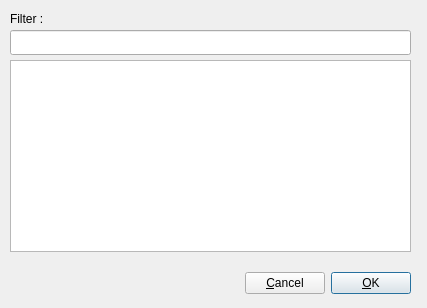
Above: TeacherHelper/src/studentSelectionForm.ui from jeremydumais/TeacherHelper before the change. Below: the same form after it.
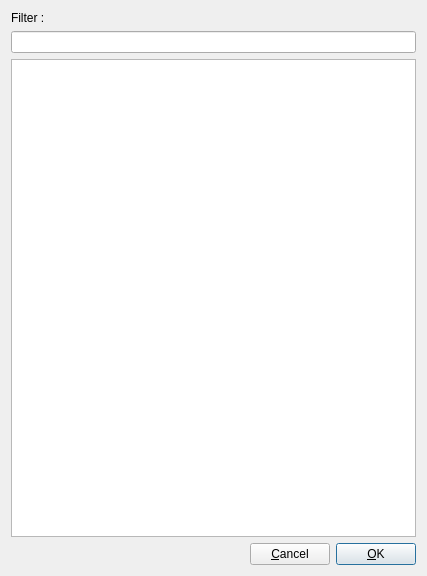
That is the form after the change. Icons and pictures are not drawn.

Commit message: Completed the class form with the student members.

What changed in the file:
```diff
--- a/TeacherHelper/src/studentSelectionForm.ui
+++ b/TeacherHelper/src/studentSelectionForm.ui
@@ -7,71 +7,27 @@
     <x>0</x>
     <y>0</y>
     <width>427</width>
-    <height>308</height>
+    <height>576</height>
    </rect>
   </property>
   <property name="windowTitle">
    <string>Student selection</string>
   </property>
-  <widget class="QWidget" name="layoutWidget">
-   <property name="geometry">
-    <rect>
-     <x>10</x>
-     <y>270</y>
-     <width>401</width>
-     <height>27</height>
-    </rect>
-   </property>
-   <layout class="QHBoxLayout" name="horizontalLayout_2">
+  <layout class="QGridLayout" name="gridLayout">
+   <item row="0" column="0">
+    <layout class="QVBoxLayout" name="verticalLayout">
     <item>
-     <spacer name="horizontalSpacer">
-      <property name="orientation">
-       <enum>Qt::Horizontal</enum>
-      </property>
-      <property name="sizeHint" stdset="0">
-       <size>
-        <width>40</width>
-        <height>20</height>
-       </size>
-      </property>
-     </spacer>
-    </item>
-    <item>
-     <widget class="QPushButton" name="pushButtonCancel">
+      <widget class="QLabel" name="label">
       <property name="text">
-       <string>&amp;Cancel</string>
-      </property>
-      <property name="icon">
-       <iconset resource="../res/global.qrc">
-        <normaloff>:/global/cancel22.png</normaloff>:/global/cancel22.png</iconset>
-      </property>
+        <string>Filter :</string>
+       </property>
      </widget>
     </item>
     <item>
-     <widget class="QPushButton" name="pushButtonOK">
-      <property name="text">
-       <string>&amp;OK</string>
-      </property>
-      <property name="icon">
-       <iconset resource="../res/global.qrc">
-        <normaloff>:/global/ok22.png</normaloff>:/global/ok22.png</iconset>
-      </property>
-      <property name="default">
-       <bool>true</bool>
-      </property>
-     </widget>
-    </item>
-   </layout>
-  </widget>
+      <widget class="QLineEdit" name="lineEditFilter"/>
+     </item>
+     <item>
   <widget class="QTableWidget" name="tableWidgetStudents">
-   <property name="geometry">
-    <rect>
-     <x>10</x>
-     <y>60</y>
-     <width>401</width>
-     <height>192</height>
-    </rect>
-   </property>
    <property name="sizePolicy">
     <sizepolicy hsizetype="Expanding" vsizetype="Expanding">
      <horstretch>0</horstretch>
@@ -114,29 +70,52 @@
    <column/>
    <column/>
   </widget>
-  <widget class="QLineEdit" name="lineEditFilter">
-   <property name="geometry">
-    <rect>
-     <x>10</x>
-     <y>30</y>
-     <width>401</width>
-     <height>25</height>
-    </rect>
-   </property>
-  </widget>
-  <widget class="QLabel" name="label">
-   <property name="geometry">
-    <rect>
-     <x>10</x>
-     <y>10</y>
-     <width>67</width>
-     <height>17</height>
-    </rect>
-   </property>
+     </item>
+     <item>
+      <layout class="QHBoxLayout" name="horizontalLayout_2">
+       <item>
+        <spacer name="horizontalSpacer">
+         <property name="orientation">
+          <enum>Qt::Horizontal</enum>
+         </property>
+         <property name="sizeHint" stdset="0">
+          <size>
+           <width>40</width>
+           <height>20</height>
+          </size>
+         </property>
+        </spacer>
+       </item>
+       <item>
+        <widget class="QPushButton" name="pushButtonCancel">
    <property name="text">
-    <string>Filter :</string>
-   </property>
-  </widget>
+          <string>&amp;Cancel</string>
+         </property>
+         <property name="icon">
+          <iconset resource="../res/global.qrc">
+           <normaloff>:/global/cancel22.png</normaloff>:/global/cancel22.png</iconset>
+         </property>
+        </widget>
+       </item>
+       <item>
+        <widget class="QPushButton" name="pushButtonOK">
+         <property name="text">
+          <string>&amp;OK</string>
+         </property>
+         <property name="icon">
+          <iconset resource="../res/global.qrc">
+           <normaloff>:/global/ok22.png</normaloff>:/global/ok22.png</iconset>
+         </property>
+         <property name="default">
+          <bool>true</bool>
+         </property>
+        </widget>
+       </item>
+      </layout>
+     </item>
+    </layout>
+   </item>
+  </layout>
  </widget>
  <resources>
   <include location="../res/global.qrc"/>
```
Lines whose indentation alone changed are shown as unchanged. The commit also changes 14 other files.
